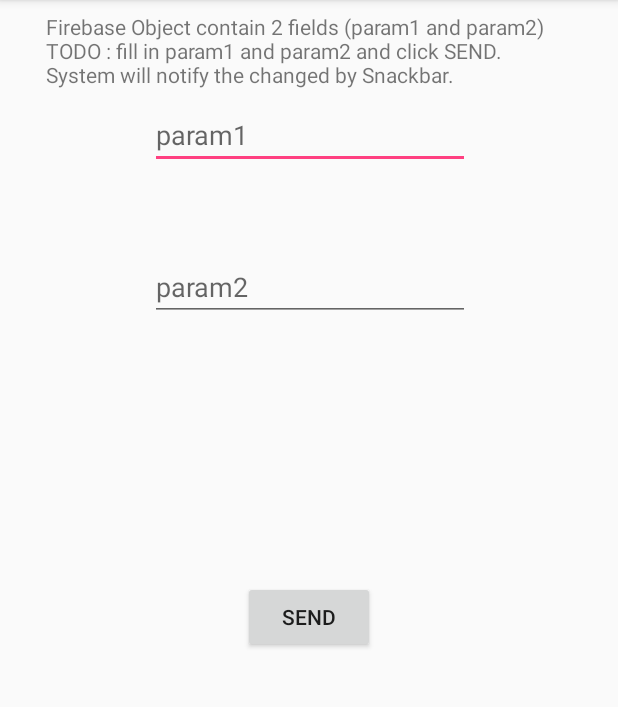
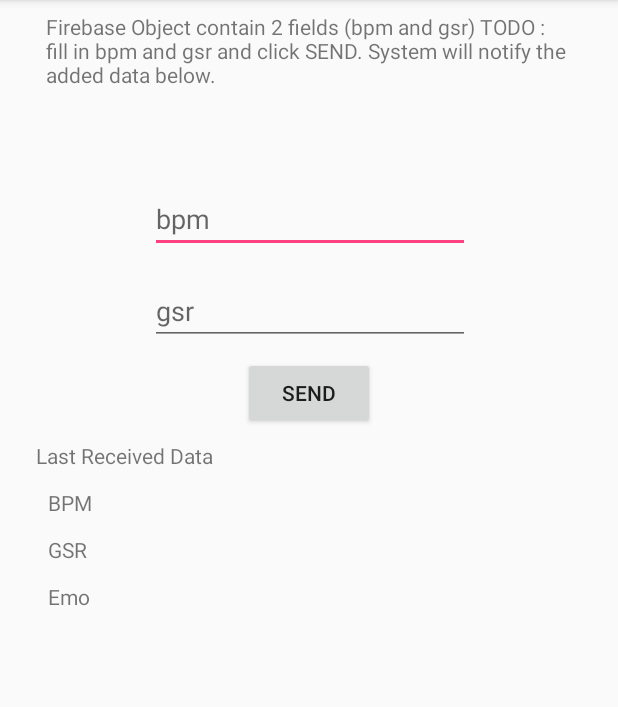
Before and after one commit to Chulift/TestFirebase, an Android app: the screen it shows after launch (MainActivity), on a phone screen of 412 x 824 dp, the part 84-791 px from its top. Run offline under Robolectric (Android 15) with nearby library versions, the phone set to English and light mode, and no system bars; our stand-ins replace Firebase (no records; nobody signed in at launch, a user with empty details on screens opened directly).

Commit message:
New model

```diff
--- a/app/build.gradle
+++ b/app/build.gradle
@@ -32,4 +32,5 @@ dependencies {
 
 
 
+
 apply plugin: 'com.google.gms.google-services'
--- a/app/src/main/java/com/example/chulift/testfirebase/Heart.java
+++ b/app/src/main/java/com/example/chulift/testfirebase/Heart.java
@@ -12,30 +12,38 @@ import java.util.Map;
 
 @IgnoreExtraProperties
 public class Heart {
-
-    public int param1;
-    public int param2;
+    public int BPM;
+    public String Emo;
+    public int GSR;
+    public long TIMESTAMP_C;
+    public String Time;
 
     public Heart() {
 
     }
 
-    public Heart(int param1, int param2) {
-        this.param1 = param1;
-        this.param2 = param2;
+    public Heart(int bpm, String emo, int gsr, long timestamp, String time) {
+        this.BPM = bpm;
+        this.Emo = emo;
+        this.GSR = gsr;
+        this.TIMESTAMP_C = timestamp;
+        this.Time = time;
     }
 
     @Exclude
     public Map<String, Object> toMap() {
         HashMap<String, Object> result = new HashMap<>();
-        result.put("param1", param1);
-        result.put("param2", param2);
+        result.put("BPM", BPM);
+        result.put("Emo", Emo);
+        result.put("GSR", GSR);
+        result.put("TIMESTAMP_C", TIMESTAMP_C);
+        result.put("Time", Time);
 
         return result;
     }
 
     @Override
     public String toString() {
-        return "{ param1:" + param1 + ", param2" + param2 + " }";
+        return this.BPM + ":" + this.GSR + ":" + this.Emo + ":" + this.TIMESTAMP_C + ":" + this.Time;
     }
 }
--- a/app/src/main/java/com/example/chulift/testfirebase/MainActivity.java
+++ b/app/src/main/java/com/example/chulift/testfirebase/MainActivity.java
@@ -1,6 +1,5 @@
 package com.example.chulift.testfirebase;
 
-import android.support.annotation.NonNull;
 import android.support.design.widget.Snackbar;
 import android.support.v7.app.AppCompatActivity;
 import android.os.Bundle;
@@ -8,13 +7,7 @@ import android.util.Log;
 import android.view.View;
 import android.widget.EditText;
 import android.widget.TextView;
-import android.widget.Toast;
 
-import com.google.android.gms.tasks.OnCompleteListener;
-import com.google.android.gms.tasks.Task;
-import com.google.firebase.auth.AuthResult;
-import com.google.firebase.auth.FirebaseAuth;
-import com.google.firebase.auth.FirebaseUser;
 import com.google.firebase.database.ChildEventListener;
 import com.google.firebase.database.DataSnapshot;
 import com.google.firebase.database.DatabaseError;
@@ -22,46 +15,70 @@ import com.google.firebase.database.DatabaseReference;
 import com.google.firebase.database.FirebaseDatabase;
 import com.google.firebase.database.ValueEventListener;
 
+import java.sql.Timestamp;
+import java.text.SimpleDateFormat;
+import java.time.Instant;
+import java.util.Date;
+import java.util.Locale;
 import java.util.Map;
 
-public class MainActivity extends AppCompatActivity implements View.OnClickListener, ChildEventListener {
+public class MainActivity extends AppCompatActivity
+        implements View.OnClickListener, ChildEventListener, ValueEventListener {
 
-    private final String REF = "heart";
+    private final String ROOT = "HEART";
     FirebaseDatabase mFirebaseDatabase;
     DatabaseReference mDatabaseReference;
     View rootView;
+    TextView bpmText;
+    TextView gsrText;
+    TextView emoText;
 
     @Override
     protected void onCreate(Bundle savedInstanceState) {
         super.onCreate(savedInstanceState);
         setContentView(R.layout.activity_main);
+        setupView();
         setupFirebase();
-        setupView();
     }
 
     private void setupFirebase() {
         mFirebaseDatabase = FirebaseDatabase.getInstance();
-        mDatabaseReference = mFirebaseDatabase.getReference().child(REF);
+        mDatabaseReference = mFirebaseDatabase.getReference().child(ROOT);
 
         mDatabaseReference.addChildEventListener(this);
-        Log.i("DatabaseRef", mDatabaseReference.toString());
+        mDatabaseReference.addValueEventListener(this);
+        //Log.i("DatabaseRef", mDatabaseReference.toString());
     }
 
     private void setupView() {
         findViewById(R.id.sendBtn).setOnClickListener(this);
         rootView = findViewById(R.id.layout_main);
+        bpmText = findViewById(R.id.bpmShow);
+        gsrText = findViewById(R.id.gsrShow);
+        emoText = findViewById(R.id.emoShow);
     }
 
     private void send() {
+        //timestamp
+        Timestamp timestamp = new Timestamp(System.currentTimeMillis());
+        Instant instant = timestamp.toInstant();
+        //date
+        Date now = new Date();
+        SimpleDateFormat simpleDateFormat = new SimpleDateFormat("dd/MM/yyyy HH:mm:ss a", Locale.ENGLISH);
+
         Map heart = new Heart(
-                Integer.parseInt(((EditText)(findViewById(R.id.param1))).getText().toString()),
-                Integer.parseInt(((EditText)(findViewById(R.id.param2))).getText().toString()))
-                .toMap();
+                Integer.parseInt(((EditText) (findViewById(R.id.param1))).getText().toString()),
+                "Bliss",
+                Integer.parseInt(((EditText) (findViewById(R.id.param2))).getText().toString()),
+                instant.toEpochMilli(),
+                simpleDateFormat.format(now)
+        ).toMap();
         mDatabaseReference.push().setValue(heart);
     }
+
     @Override
     public void onClick(View view) {
-        int i  = view.getId();
+        int i = view.getId();
         if (i == R.id.sendBtn)
             send();
     }
@@ -71,7 +88,13 @@ public class MainActivity extends AppCompatActivity implements View.OnClickListe
         Log.i("DataSnapshot", dataSnapshot.toString());
         try {
             Heart heart = dataSnapshot.getValue(Heart.class);
-            Snackbar.make(rootView, heart.toString(), Snackbar.LENGTH_LONG).show();
+
+            Log.d("Heart", heart.BPM + ":" + heart.GSR);
+            //Snackbar.make(rootView, heart.toString(), Snackbar.LENGTH_LONG).show();
+            bpmText.setText(String.valueOf(heart.BPM));
+            gsrText.setText(String.valueOf(heart.GSR));
+            emoText.setText(String.valueOf(heart.Emo));
+
         } catch (Exception e) {
             Log.e("DataSnapshot", e.toString());
         }
@@ -93,6 +116,11 @@ public class MainActivity extends AppCompatActivity implements View.OnClickListe
     }
 
     @Override
+    public void onDataChange(DataSnapshot dataSnapshot) {
+
+    }
+
+    @Override
     public void onCancelled(DatabaseError databaseError) {
 
     }
--- a/app/src/main/res/layout/activity_main.xml
+++ b/app/src/main/res/layout/activity_main.xml
@@ -13,10 +13,10 @@
         android:layout_height="wrap_content"
         android:layout_marginEnd="8dp"
         android:layout_marginStart="8dp"
-        android:layout_marginTop="8dp"
-        android:contentDescription="param1"
+        android:layout_marginTop="64dp"
+        android:contentDescription="bpm"
         android:ems="10"
-        android:hint="param1"
+        android:hint="bpm"
         android:inputType="number"
         app:layout_constraintEnd_toEndOf="parent"
         app:layout_constraintHorizontal_bias="0.503"
@@ -29,10 +29,10 @@
         android:layout_height="wrap_content"
         android:layout_marginEnd="8dp"
         android:layout_marginStart="8dp"
-        android:layout_marginTop="56dp"
-        android:contentDescription="param1"
+        android:layout_marginTop="16dp"
+        android:contentDescription="bpm"
         android:ems="10"
-        android:hint="param2"
+        android:hint="gsr"
         android:inputType="number"
         app:layout_constraintEnd_toEndOf="parent"
         app:layout_constraintHorizontal_bias="0.503"
@@ -43,16 +43,13 @@
         android:id="@+id/sendBtn"
         android:layout_width="wrap_content"
         android:layout_height="wrap_content"
-        android:layout_marginBottom="8dp"
         android:layout_marginEnd="8dp"
         android:layout_marginStart="8dp"
         android:layout_marginTop="8dp"
         android:text="Send"
-        app:layout_constraintBottom_toBottomOf="parent"
         app:layout_constraintEnd_toEndOf="parent"
         app:layout_constraintStart_toStartOf="parent"
-        app:layout_constraintTop_toBottomOf="@+id/param2"
-        app:layout_constraintVertical_bias="0.338" />
+        app:layout_constraintTop_toBottomOf="@+id/param2" />
 
     <TextView
         android:id="@+id/textView"
@@ -65,4 +62,83 @@
         app:layout_constraintEnd_toEndOf="parent"
         app:layout_constraintStart_toStartOf="parent"
         app:layout_constraintTop_toTopOf="parent" />
+
+    <TextView
+        android:id="@+id/lastReceive"
+        android:layout_width="wrap_content"
+        android:layout_height="wrap_content"
+        android:layout_marginStart="24dp"
+        android:layout_marginTop="8dp"
+        android:text="@string/last_received"
+        app:layout_constraintStart_toStartOf="parent"
+        app:layout_constraintTop_toBottomOf="@+id/sendBtn" />
+
+    <TextView
+        android:id="@+id/bpmText"
+        android:layout_width="wrap_content"
+        android:layout_height="wrap_content"
+        android:layout_marginStart="32dp"
+        android:layout_marginTop="12dp"
+        android:text="@string/bpm"
+        app:layout_constraintStart_toStartOf="parent"
+        app:layout_constraintTop_toBottomOf="@+id/lastReceive" />
+
+    <TextView
+        android:id="@+id/gsrText"
+        android:layout_width="wrap_content"
+        android:layout_height="wrap_content"
+        android:layout_marginStart="32dp"
+        android:layout_marginTop="12dp"
+        android:text="@string/gsr"
+        app:layout_constraintStart_toStartOf="parent"
+        app:layout_constraintTop_toBottomOf="@+id/bpmText" />
+
+    <TextView
+        android:id="@+id/emoText"
+        android:layout_width="wrap_content"
+        android:layout_height="wrap_content"
+        android:layout_marginStart="32dp"
+        android:layout_marginTop="12dp"
+        android:text="@string/emo"
+        app:layout_constraintStart_toStartOf="parent"
+        app:layout_constraintTop_toBottomOf="@+id/gsrText" />
+
+    <TextView
+        android:id="@+id/bpmShow"
+        android:layout_width="wrap_content"
+        android:layout_height="wrap_content"
+        android:layout_marginEnd="8dp"
+        android:layout_marginStart="8dp"
+        android:layout_marginTop="12dp"
+        android:text=""
+        app:layout_constraintEnd_toEndOf="parent"
+        app:layout_constraintHorizontal_bias="0.148"
+        app:layout_constraintStart_toEndOf="@+id/bpmText"
+        app:layout_constraintTop_toBottomOf="@+id/lastReceive" />
+
+    <TextView
+        android:id="@+id/gsrShow"
+        android:layout_width="wrap_content"
+        android:layout_height="wrap_content"
+        android:layout_marginEnd="8dp"
+        android:layout_marginStart="8dp"
+        android:layout_marginTop="12dp"
+        android:text=""
+        app:layout_constraintEnd_toEndOf="parent"
+        app:layout_constraintHorizontal_bias="0.155"
+        app:layout_constraintStart_toEndOf="@+id/gsrText"
+        app:layout_constraintTop_toBottomOf="@+id/bpmShow" />
+
+    <TextView
+        android:id="@+id/emoShow"
+        android:layout_width="wrap_content"
+        android:layout_height="wrap_content"
+        android:layout_marginEnd="8dp"
+        android:layout_marginStart="8dp"
+        android:layout_marginTop="12dp"
+        android:text=""
+        app:layout_constraintEnd_toEndOf="parent"
+        app:layout_constraintHorizontal_bias="0.152"
+        app:layout_constraintStart_toEndOf="@+id/emoText"
+        app:layout_constraintTop_toBottomOf="@+id/gsrShow" />
 </android.support.constraint.ConstraintLayout>
--- a/app/src/main/res/values/strings.xml
+++ b/app/src/main/res/values/strings.xml
@@ -1,8 +1,14 @@
 <resources>
     <string name="app_name">TestFirebase</string>
     <string name="todo">
-        Firebase Object contain 2 fields (param1 and param2)
-        TODO : fill in param1 and param2 and click SEND.
-        System will notify the changed by Snackbar.
+        Firebase Object contain 2 fields (bpm and gsr)
+        TODO : fill in bpm and gsr and click SEND.
+        System will notify the added data below.
     </string>
+    <string name="bpm">BPM</string>
+    <string name="gsr">GSR</string>
+    <string name="emo">Emo</string>
+    <string name="timestamp">Timestamp_C</string>
+    <string name="Time">Time</string>
+    <string name="last_received">Last Received Data</string>
 </resources>
```
Also changed, not shown: 1 other file.
